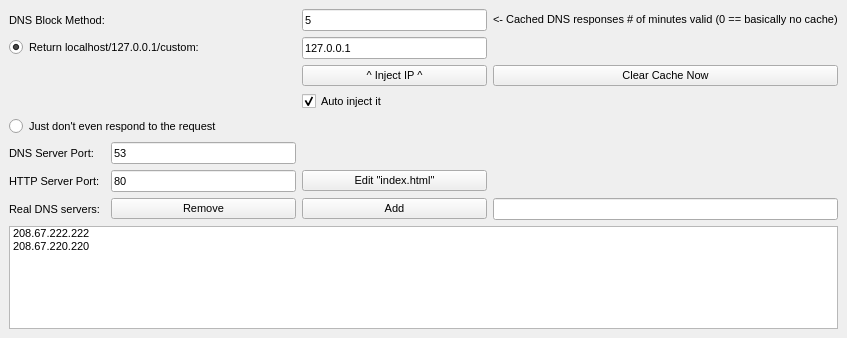
softwareengineer1/YourFriendlyDNS, file Source/YourFriendlyDNS/settingswindow.ui: the form before one commit.
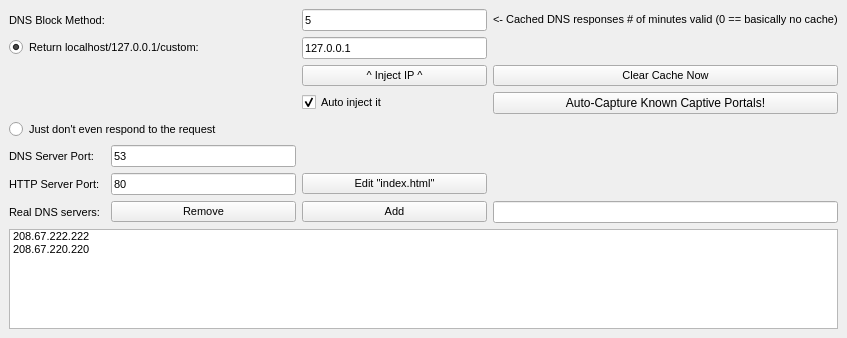
The form after the commit.

Patch:
```diff
--- a/Source/YourFriendlyDNS/settingswindow.ui
+++ b/Source/YourFriendlyDNS/settingswindow.ui
@@ -253,6 +253,13 @@
       </property>
      </widget>
     </item>
+    <item row="6" column="3">
+     <widget class="QPushButton" name="captureCaptive">
+      <property name="text">
+       <string>Auto-Capture Known Captive Portals!</string>
+      </property>
+     </widget>
+    </item>
    </layout>
   </widget>
  </widget>
```
